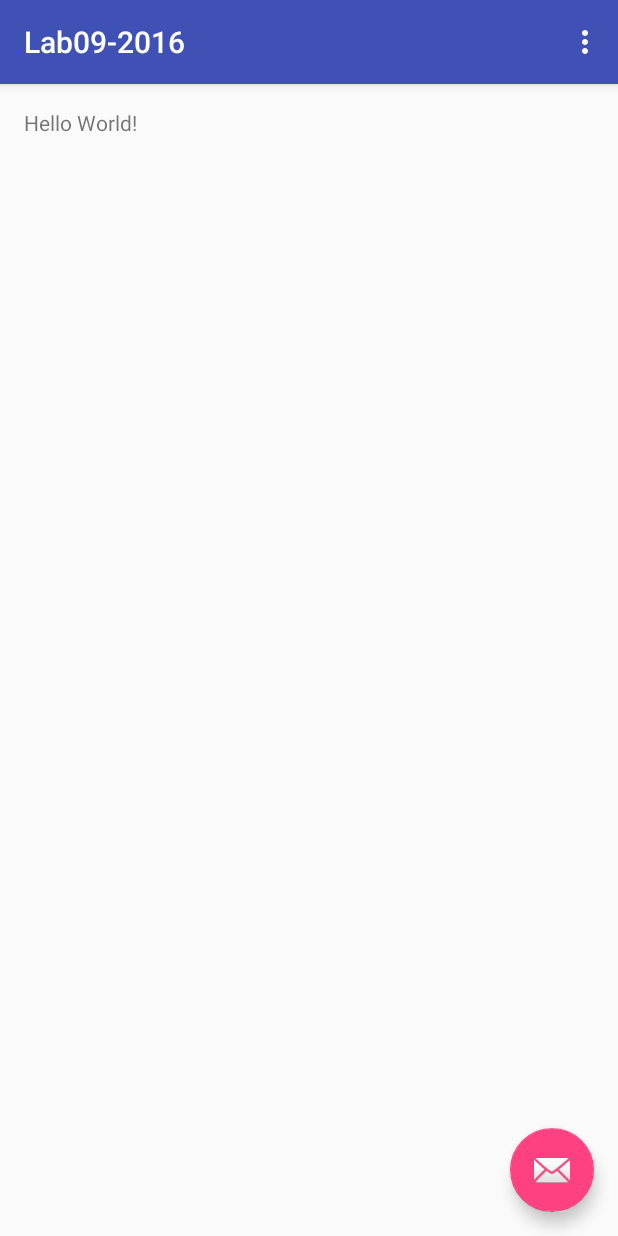
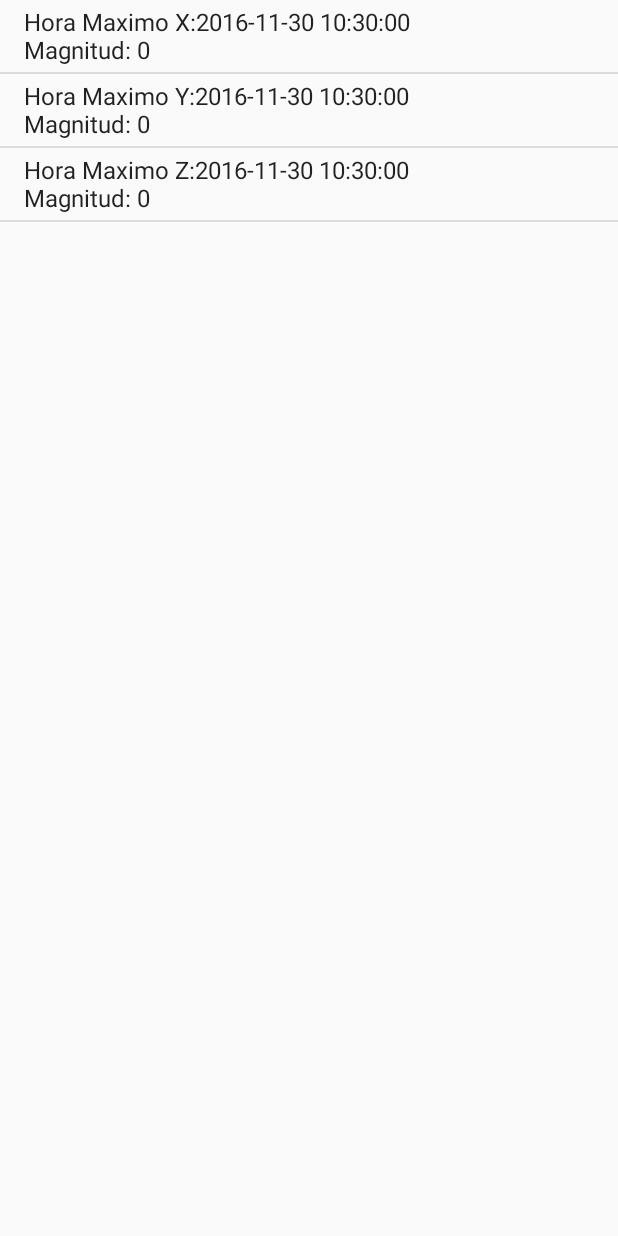
Before and after one commit to nightpablo/Lab09-2016, an Android app: the screen it shows after launch (MainActivity), on a phone screen of 412 x 824 dp. Run offline under Robolectric (Android 15) with nearby library versions, the phone set to English and light mode, and no system bars.

Commit message:
30-11-2016 Completo hasta punto 6 Falta Completar la parte OPCIONAL del punto 7

```diff
--- a/app/src/main/java/com/example/pablo/lab09_2016/MainActivity.java
+++ b/app/src/main/java/com/example/pablo/lab09_2016/MainActivity.java
@@ -16,84 +16,84 @@ import android.util.Log;
 import android.view.View;
 import android.view.Menu;
 import android.view.MenuItem;
+import android.widget.ArrayAdapter;
+import android.widget.ListView;
+
+import java.text.SimpleDateFormat;
+import java.util.Date;
 
 public class MainActivity extends AppCompatActivity implements SensorEventListener{
 
 
     private SensorManager mSensorManager;
     private Sensor mSensor;
+    private ListView listView_Acelerómetro;
     private float[] gravity;
     private float[] linear_aceleration;
+    ArrayAdapter<String> adaptador;
+    String[] sistemas;
     @Override
     protected void onCreate(Bundle savedInstanceState) {
         super.onCreate(savedInstanceState);
         setContentView(R.layout.activity_main);
-        this.setRequestedOrientation(ActivityInfo.SCREEN_ORIENTATION_PORTRAIT);//revisar
-        Toolbar toolbar = (Toolbar) findViewById(R.id.toolbar);
-        setSupportActionBar(toolbar);
-
-        FloatingActionButton fab = (FloatingActionButton) findViewById(R.id.fab);
-        fab.setOnClickListener(new View.OnClickListener() {
-            @Override
-            public void onClick(View view) {
-                Snackbar.make(view, "Replace with your own action", Snackbar.LENGTH_LONG)
-                        .setAction("Action", null).show();
-            }
-        });
+        //this.setRequestedOrientation(ActivityInfo.SCREEN_ORIENTATION_PORTRAIT);//revisar
 
         mSensorManager = (SensorManager) getSystemService(Context.SENSOR_SERVICE);
         mSensorManager.registerListener(this,
-                mSensorManager.getDefaultSensor(Sensor.TYPE_LINEAR_ACCELERATION),
+                mSensorManager.getDefaultSensor(Sensor.TYPE_ACCELEROMETER),
                 SensorManager.SENSOR_DELAY_NORMAL);
-
-
+        listView_Acelerómetro = (ListView) findViewById(R.id.listView_Acelerómetro);
+        sistemas = new String[]{"Hora Maximo X:"+new SimpleDateFormat("yyyy-MM-dd HH:mm:ss").format(new Date(System.currentTimeMillis()))+"\nMagnitud: 0",
+                                "Hora Maximo Y:"+new SimpleDateFormat("yyyy-MM-dd HH:mm:ss").format(new Date(System.currentTimeMillis()))+"\nMagnitud: 0",
+                                    "Hora Maximo Z:"+new SimpleDateFormat("yyyy-MM-dd HH:mm:ss").format(new Date(System.currentTimeMillis()))+"\nMagnitud: 0"};
+        //sistemas[0]="Hora Maximo X:"+new SimpleDateFormat("yyyy-MM-dd HH:mm:ss").format(new Date(System.currentTimeMillis()))+"\nMagnitud: 0";
+        //sistemas[1]="Hora Maximo Y:"+new SimpleDateFormat("yyyy-MM-dd HH:mm:ss").format(new Date(System.currentTimeMillis()))+"\nMagnitud: 0";
+        //sistemas[2]="Hora Maximo Z:"+new SimpleDateFormat("yyyy-MM-dd HH:mm:ss").format(new Date(System.currentTimeMillis()))+"\nMagnitud: 0";
+        adaptador = new ArrayAdapter<String>(this, android.R.layout.simple_list_item_1, sistemas);
+        listView_Acelerómetro.setAdapter(adaptador);
 
         gravity = new float[3];
-        gravity[0] = 98/10;
-        gravity[1] = 98/10;
-        gravity[2] = 98/10;
         linear_aceleration = new float[3];
-        Log.i("X: ","q onda");
-    }
-
-    @Override
-    public boolean onCreateOptionsMenu(Menu menu) {
-        // Inflate the menu; this adds items to the action bar if it is present.
-        getMenuInflater().inflate(R.menu.menu_main, menu);
-        return true;
-    }
-
-    @Override
-    public boolean onOptionsItemSelected(MenuItem item) {
-        // Handle action bar item clicks here. The action bar will
-        // automatically handle clicks on the Home/Up button, so long
-        // as you specify a parent activity in AndroidManifest.xml.
-        int id = item.getItemId();
-
-        //noinspection SimplifiableIfStatement
-        if (id == R.id.action_settings) {
-            return true;
+        for (int i = 0; i < 3; i++) {
+            gravity[i]=(float)9.8;
+            linear_aceleration[i]=0;
         }
-
-        return super.onOptionsItemSelected(item);
     }
 
     @Override
     public void onSensorChanged(SensorEvent event) {
-        Log.i("X: ","q onda");
         synchronized (this) {
-            final float alpha = (float) 0.8;
-            for (int i = 0; i < 3; i++) {
-                gravity[i] = alpha * gravity[i] + (1 - alpha) * event.values[i];
-                linear_aceleration[i] = event.values[i] - gravity[i];
+            switch (event.sensor.getType()) {
+                case Sensor.TYPE_ACCELEROMETER:
+                    final float alpha = (float) 0.8;
+                    for (int i = 0; i < 3; i++) {
+                        gravity[i] = alpha * gravity[i] + (1 - alpha) * event.values[i];
+                        if((event.values[i] - gravity[i])-linear_aceleration[i]>0) {
+                            linear_aceleration[i] = event.values[i] - gravity[i];
+                            modificarTexto(i,linear_aceleration[i]);
+                        }
+                    }
+                    break;
+                default:
+                    break;
             }
-            Log.i("X: ", "" + linear_aceleration[0]);
-            Log.i("Y: ", "" + linear_aceleration[1]);
-            Log.i("Z: ", "" + linear_aceleration[2]);
-            Log.d("X: ", "" + linear_aceleration[0]);
-            Log.d("Y: ", "" + linear_aceleration[1]);
-            Log.d("Z: ", "" + linear_aceleration[2]);
         }
+    }
+
+    private void modificarTexto(int pos,float Magnitud){
+        switch (pos){
+            case 0:
+                sistemas[0] = "Hora Maximo X:"+new SimpleDateFormat("yyyy-MM-dd HH:mm:ss").format(new Date(System.currentTimeMillis()))+"\nMagnitud: "+Magnitud;
+                break;
+            case 1:
+                sistemas[1]="Hora Maximo Y:"+new SimpleDateFormat("yyyy-MM-dd HH:mm:ss").format(new Date(System.currentTimeMillis()))+"\nMagnitud: "+Magnitud;
+                break;
+            case 2:
+                sistemas[2]="Hora Maximo Z:"+new SimpleDateFormat("yyyy-MM-dd HH:mm:ss").format(new Date(System.currentTimeMillis()))+"\nMagnitud: "+Magnitud;
+            default:
+                break;
+        }
+        adaptador.notifyDataSetChanged();
     }
 
     @Override
--- a/app/src/main/res/layout/activity_main.xml
+++ b/app/src/main/res/layout/activity_main.xml
@@ -7,28 +7,8 @@
     android:fitsSystemWindows="true"
     tools:context="com.example.pablo.lab09_2016.MainActivity">
 
-    <android.support.design.widget.AppBarLayout
+    <ListView
         android:layout_width="match_parent"
-        android:layout_height="wrap_content"
-        android:theme="@style/AppTheme.AppBarOverlay">
-
-        <android.support.v7.widget.Toolbar
-            android:id="@+id/toolbar"
-            android:layout_width="match_parent"
-            android:layout_height="?attr/actionBarSize"
-            android:background="?attr/colorPrimary"
-            app:popupTheme="@style/AppTheme.PopupOverlay" />
-
-    </android.support.design.widget.AppBarLayout>
-
-    <include layout="@layout/content_main" />
-
-    <android.support.design.widget.FloatingActionButton
-        android:id="@+id/fab"
-        android:layout_width="wrap_content"
-        android:layout_height="wrap_content"
-        android:layout_gravity="bottom|end"
-        android:layout_margin="@dimen/fab_margin"
-        app:srcCompat="@android:drawable/ic_dialog_email" />
-
+        android:layout_height="match_parent"
+        android:id="@+id/listView_Acelerómetro" />
 </android.support.design.widget.CoordinatorLayout>
--- a/app/src/main/res/layout/content_main.xml
+++ /dev/null
@@ -1,20 +0,0 @@
-<?xml version="1.0" encoding="utf-8"?>
-<RelativeLayout xmlns:android="http://schemas.android.com/apk/res/android"
-    xmlns:app="http://schemas.android.com/apk/res-auto"
-    xmlns:tools="http://schemas.android.com/tools"
-    android:id="@+id/content_main"
-    android:layout_width="match_parent"
-    android:layout_height="match_parent"
-    android:paddingBottom="@dimen/activity_vertical_margin"
-    android:paddingLeft="@dimen/activity_horizontal_margin"
-    android:paddingRight="@dimen/activity_horizontal_margin"
-    android:paddingTop="@dimen/activity_vertical_margin"
-    app:layout_behavior="@string/appbar_scrolling_view_behavior"
-    tools:context="com.example.pablo.lab09_2016.MainActivity"
-    tools:showIn="@layout/activity_main">
-
-    <TextView
-        android:layout_width="wrap_content"
-        android:layout_height="wrap_content"
-        android:text="Hello World!" />
-</RelativeLayout>
```
